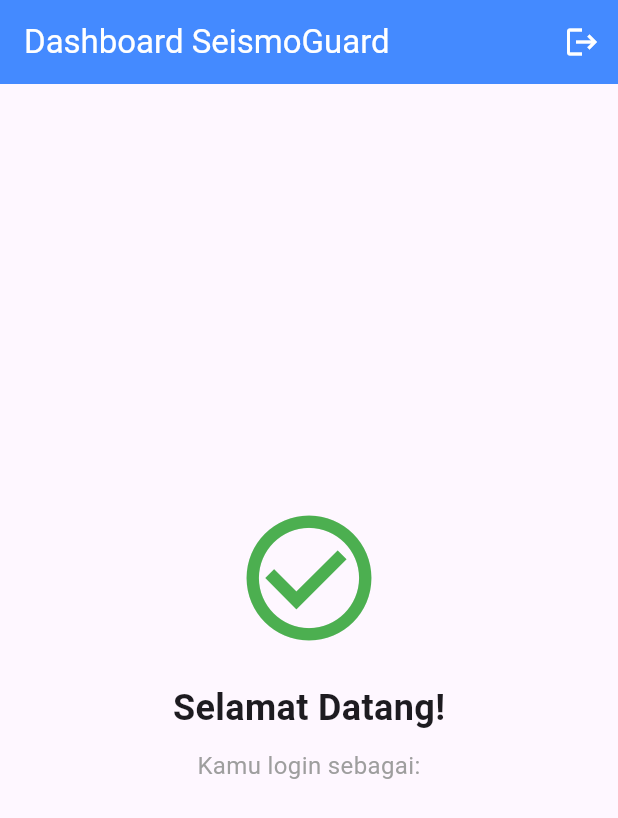
After one commit to GhenAyari/UTS-BussinesIntelligence, a Flutter app: the HomeScreen screen opened directly, on a phone screen of 412 x 824 dp. The commit adds this screen. Shown: the top 818 px of the screen. Run offline on Flutter 3.47's test engine with Material 3 defaults, Android fonts, the phone set to English and light mode, and no system bars; our stand-ins replace supabase_flutter; accounts and stored records are empty.

Commit message:
tampilan home

```diff
--- /dev/null
+++ b/lib/screens/home_screen.dart
@@ -0,0 +1,60 @@
+import 'package:flutter/material.dart';
+import 'package:supabase_flutter/supabase_flutter.dart';
+import 'login_screen.dart';
+
+class HomeScreen extends StatelessWidget {
+  const HomeScreen({super.key});
+
+  // Fungsi untuk Logout
+  Future<void> _logout(BuildContext context) async {
+    await Supabase.instance.client.auth.signOut();
+
+    // Setelah logout, arahkan kembali ke LoginScreen
+    if (context.mounted) {
+      Navigator.pushReplacement(
+        context,
+        MaterialPageRoute(builder: (context) => const LoginScreen()),
+      );
+    }
+  }
+
+  @override
+  Widget build(BuildContext context) {
+    // Mengambil data email user yang sedang login saat ini
+    final user = Supabase.instance.client.auth.currentUser;
+
+    return Scaffold(
+      appBar: AppBar(
+        title: const Text('Dashboard SeismoGuard'),
+        backgroundColor: Colors.blueAccent,
+        foregroundColor: Colors.white,
+        actions: [
+          IconButton(
+            icon: const Icon(Icons.logout),
+            onPressed: () => _logout(context),
+            tooltip: 'Logout',
+          ),
+        ],
+      ),
+      body: Center(
+        child: Column(
+          mainAxisAlignment: MainAxisAlignment.center,
+          children: [
+            const Icon(Icons.check_circle_outline, size: 100, color: Colors.green),
+            const SizedBox(height: 20),
+            const Text(
+              'Selamat Datang!',
+              style: TextStyle(fontSize: 24, fontWeight: FontWeight.bold),
+            ),
+            const SizedBox(height: 10),
+            Text(
+              'Kamu login sebagai:\n${user?.email ?? "Tidak diketahui"}',
+              textAlign: TextAlign.center,
+              style: const TextStyle(fontSize: 16, color: Colors.grey),
+            ),
+          ],
+        ),
+      ),
+    );
+  }
+}
```
Also changed, not shown: lib/screens/login_screen.dart (+11 -8 lines).
